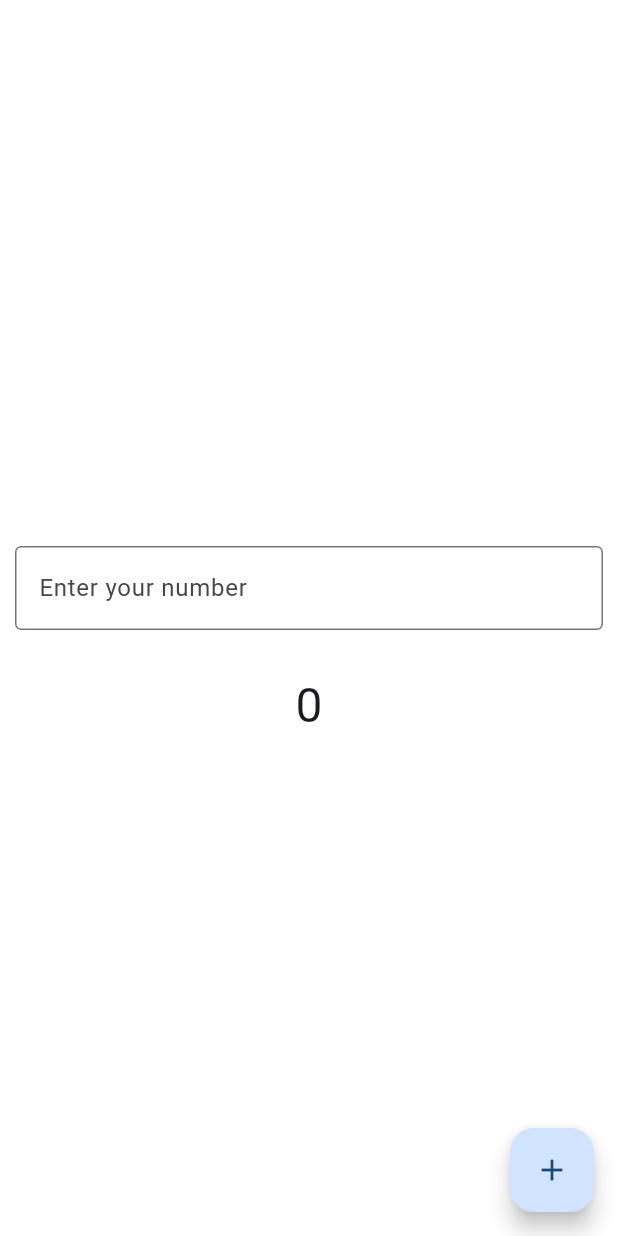
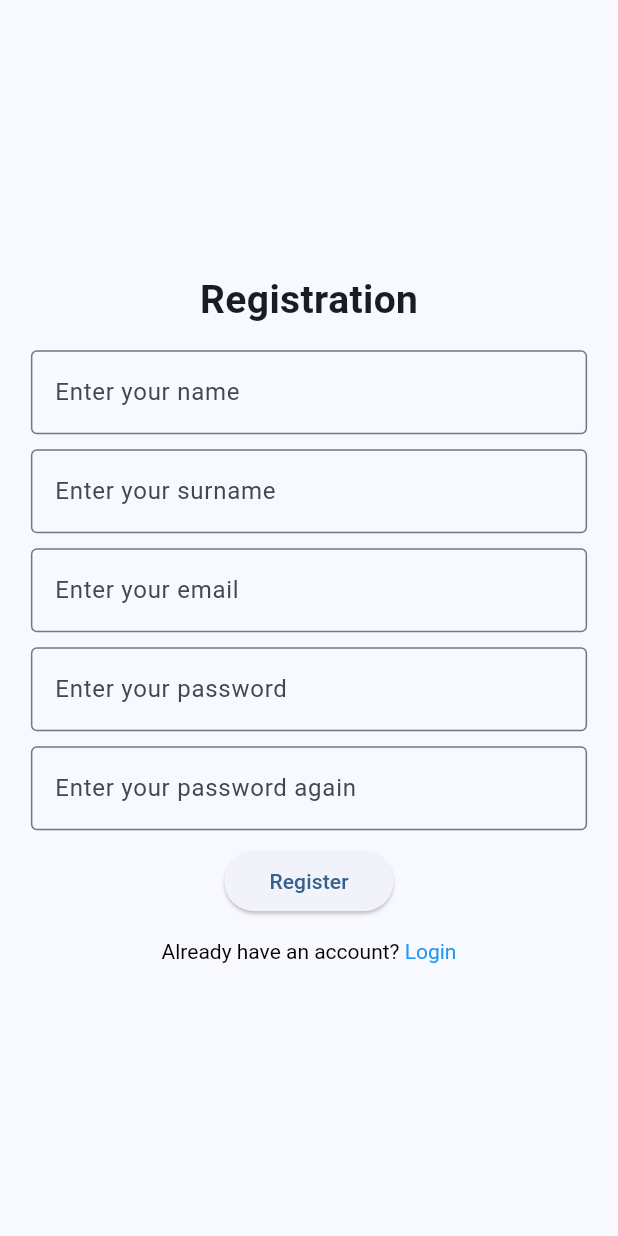
Before and after one commit to igorv404/flutter-first-app, a Flutter app: the screen it shows after launch, on a phone screen of 412 x 824 dp. Run offline on Flutter 3.47's test engine with Material 3 defaults, Android fonts, the phone set to English and light mode, and no system bars; network calls fail.

Commit message:
added code lab 2

```diff
--- a/lib/main.dart
+++ b/lib/main.dart
@@ -1,4 +1,8 @@
 import 'package:flutter/material.dart';
+import 'package:my_project/pages/account.dart';
+import 'package:my_project/pages/home.dart';
+import 'package:my_project/pages/login.dart';
+import 'package:my_project/pages/registration.dart';
 
 void main() {
   runApp(const MyApp());
@@ -14,100 +18,13 @@ class MyApp extends StatelessWidget {
         colorScheme: ColorScheme.fromSeed(seedColor: Colors.blue),
         useMaterial3: true,
       ),
-      home: const MyHomePage(),
+      initialRoute: '/registration',
+      routes: {
+        '/': (context) => const HomePage(),
+        '/registration': (context) => const RegistrationPage(),
+        '/login': (context) => const LoginPage(),
+        '/account': (context) => const AccountPage(),
+      },
     );
   }
 }
-
-class MyHomePage extends StatefulWidget {
-  const MyHomePage({super.key});
-
-  @override
-  State<MyHomePage> createState() => _MyHomePageState();
-}
-
-class _MyHomePageState extends State<MyHomePage> {
-  final _magicController = TextEditingController();
-  int _counter = 0;
-  bool _isBadValue = false;
-  Color _backgroundColor = Colors.white;
-  MainAxisAlignment _contentPosition = MainAxisAlignment.center;
-
-  void _changeCount() {
-    setState(() {
-      final magicValue = int.tryParse(_magicController.text);
-      _backgroundColor = Colors.white;
-      _isBadValue = false;
-      if (magicValue == null) {
-        switch (_magicController.text) {
-          case 'Avada Kedavra': {
-              _counter = 0;
-              break;
-          }
-          case 'Wingardium leviosa': {
-              _contentPosition = MainAxisAlignment.start;
-              break;
-          }
-          case 'Accio default view': {
-              _contentPosition = MainAxisAlignment.center;
-              break;
-          }
-          default: {
-              _backgroundColor = Colors.redAccent;
-              _isBadValue = true;
-              break;
-          }
-        }
-      } else {
-        _counter += magicValue;
-      }
-      _magicController.clear();
-    });
-  }
-
-  @override
-  void dispose() {
-    _magicController.dispose();
-    super.dispose();
-  }
-
-  @override
-  Widget build(BuildContext context) {
-    return Scaffold(
-      backgroundColor: _backgroundColor,
-      body: Center(
-        child: Column(
-          mainAxisAlignment: _contentPosition,
-          children: [
-            Container(
-              padding: const EdgeInsets.symmetric(horizontal: 10, vertical: 30),
-              child: TextField(
-                controller: _magicController,
-                decoration: const InputDecoration(
-                  hintText: 'Enter your number',
-                  border: OutlineInputBorder(),
-                ),
-              ),
-            ),
-            Visibility(
-              visible: _isBadValue,
-              child: const Text(
-                'You can write only convertible to int values',
-                style: TextStyle(color: Colors.white),
-              ),
-            ),
-            Text(
-              '$_counter',
-              style: Theme.of(context).textTheme.headlineLarge,
-            ),
-          ],
-        ),
-      ),
-      floatingActionButton: FloatingActionButton(
-        onPressed: _changeCount,
-        tooltip: 'Changer',
-        child: const Icon(Icons.add),
-      ),
-    );
-  }
-}
--- /dev/null
+++ b/lib/models/establishment.dart
@@ -0,0 +1,9 @@
+class Establishment {
+  int id;
+  String name;
+  String image;
+  String location;
+  int priceLevel;
+
+  Establishment(this.id, this.name, this.image, this.location, this.priceLevel);
+}
--- /dev/null
+++ b/lib/pages/registration.dart
@@ -0,0 +1,104 @@
+import 'package:flutter/gestures.dart';
+import 'package:flutter/material.dart';
+
+class RegistrationPage extends StatefulWidget {
+  const RegistrationPage({super.key});
+
+  @override
+  State<RegistrationPage> createState() => _RegistrationPageState();
+}
+
+class _RegistrationPageState extends State<RegistrationPage> {
+  final GlobalKey<FormState> _registrationFormKey = GlobalKey<FormState>();
+
+  @override
+  Widget build(BuildContext context) {
+    return Scaffold(
+      body: Center(
+        child: Column(
+          mainAxisAlignment: MainAxisAlignment.center,
+          children: [
+            const Text(
+              'Registration',
+              style: TextStyle(fontSize: 26, fontWeight: FontWeight.bold),
+            ),
+            const SizedBox(height: 15),
+            Form(
+              key: _registrationFormKey,
+              child: SizedBox(
+                width: MediaQuery.of(context).size.width * 0.9,
+                child: Column(
+                  children: [
+                    TextFormField(
+                      decoration: const InputDecoration(
+                        labelText: 'Enter your name',
+                        border: OutlineInputBorder(),
+                      ),
+                    ),
+                    const SizedBox(height: 10),
+                    TextFormField(
+                      decoration: const InputDecoration(
+                        labelText: 'Enter your surname',
+                        border: OutlineInputBorder(),
+                      ),
+                    ),
+                    const SizedBox(height: 10),
+                    TextFormField(
+                      decoration: const InputDecoration(
+                        labelText: 'Enter your email',
+                        border: OutlineInputBorder(),
+                      ),
+                    ),
+                    const SizedBox(height: 10),
+                    TextFormField(
+                      obscureText: true,
+                      decoration: const InputDecoration(
+                        labelText: 'Enter your password',
+                        border: OutlineInputBorder(),
+                      ),
+                    ),
+                    const SizedBox(height: 10),
+                    TextFormField(
+                      obscureText: true,
+                      decoration: const InputDecoration(
+                        labelText: 'Enter your password again',
+                        border: OutlineInputBorder(),
+                      ),
+                    ),
+                    const SizedBox(height: 10),
+                    ElevatedButton(
+                      onPressed: () {
+                        Navigator.pushReplacementNamed(context, '/');
+                      },
+                      style: ElevatedButton.styleFrom(
+                        padding: const EdgeInsets.symmetric(
+                            horizontal: 30, vertical: 10),
+                      ),
+                      child: const Text('Register'),
+                    ),
+                  ],
+                ),
+              ),
+            ),
+            const SizedBox(height: 15),
+            RichText(
+              text: TextSpan(
+                text: 'Already have an account? ',
+                style: const TextStyle(color: Colors.black),
+                children: [
+                  TextSpan(
+                    text: 'Login',
+                    style: const TextStyle(color: Colors.blue),
+                    recognizer: TapGestureRecognizer()
+                      ..onTap = () =>
+                          Navigator.pushReplacementNamed(context, '/login'),
+                  ),
+                ],
+              ),
+            ),
+          ],
+        ),
+      ),
+    );
+  }
+}
```
Also changed, not shown: lib/components/establishmentItem.dart (added, +63 -0 lines), lib/models/user.dart (added, +8 -0 lines), lib/pages/account.dart (added, +76 -0 lines), lib/pages/home.dart (added, +92 -0 lines), lib/pages/login.dart (added, +81 -0 lines).
